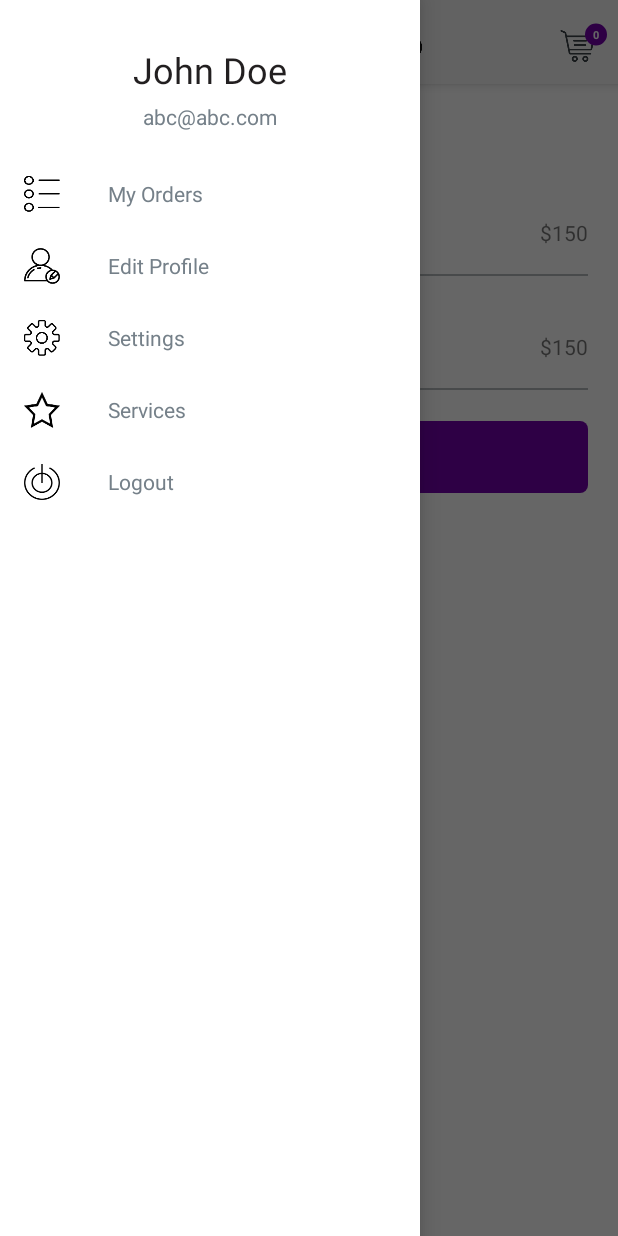
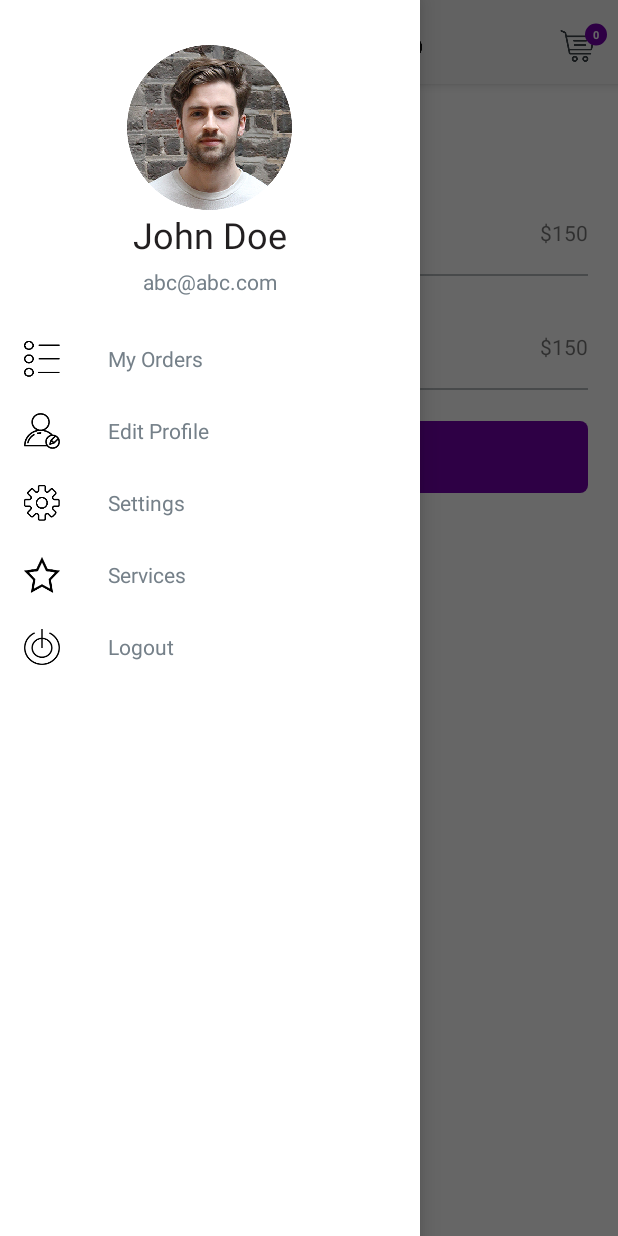
Before and after one commit to navclick/OCflex-Customer, an Android app: the CartActivity screen opened directly, with no data from a screen before it, with the side drawer open, on a phone screen of 412 x 824 dp. Run offline under Robolectric (Android 15) with nearby library versions, the phone set to English and light mode, and no system bars.

Commit message:
Profile Image

```diff
--- a/app/src/main/res/drawable/profile_img_border.xml
+++ b/app/src/main/res/drawable/profile_img_border.xml
@@ -2,6 +2,6 @@
 <layer-list xmlns:android="http://schemas.android.com/apk/res/android" >
 
     <item android:drawable="@drawable/profile_img"/>
-    <item android:drawable="@drawable/profile_image"/>
+    <item android:drawable="@drawable/round_frame"/>
 
 </layer-list>
--- a/app/src/main/res/layout/nav_header.xml
+++ b/app/src/main/res/layout/nav_header.xml
@@ -6,6 +6,12 @@
     android:layout_marginTop="30dp"
     android:gravity="center"
     android:orientation="vertical">
+
+    <ImageView
+        android:id="@+id/imageView2"
+        android:layout_width="110dp"
+        android:layout_height="110dp"
+        android:background="@drawable/profile_img_border" />
 
     <TextView
         android:id="@+id/textView"
```
Also changed, not shown: app/src/main/res/drawable-v24/round_frame.png (added).
